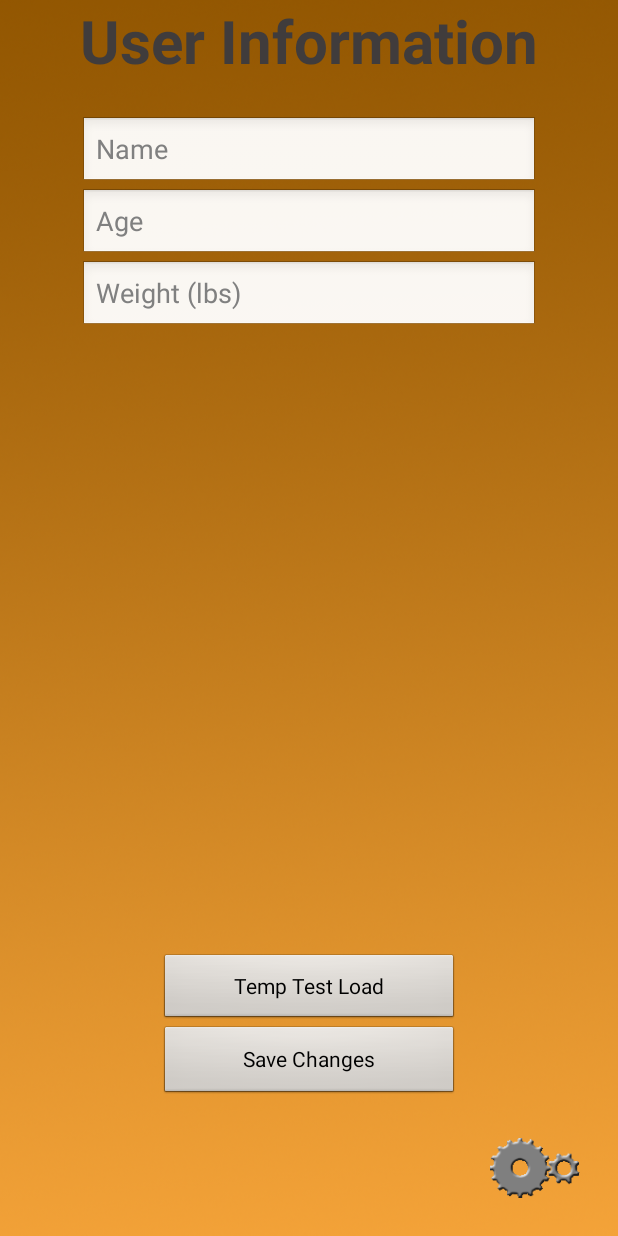
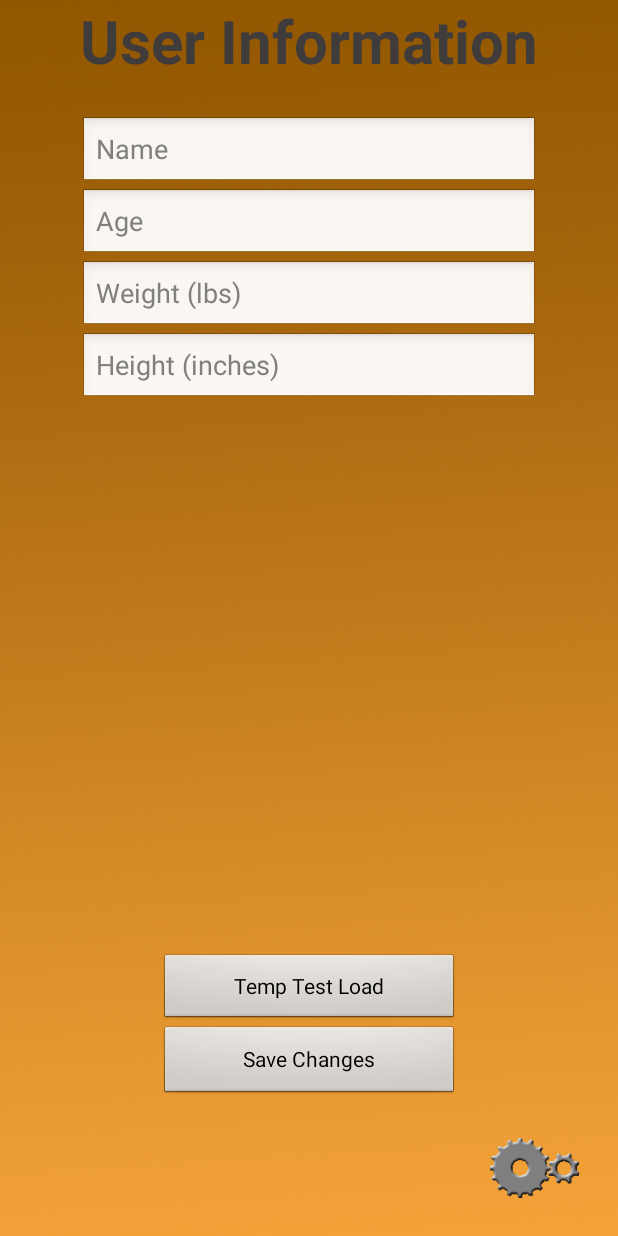
Before and after one commit to DennyScott/HealthTrack, an Android app: the GoalsUserInfo screen opened directly, with no data from a screen before it, after a tap on "Save Changes", on a phone screen of 412 x 824 dp. Run offline under Robolectric (Android 15) with nearby library versions, the light colour scheme and no system bars.

Commit message:
Added height to user info submission Added bmi and optimal heart rate calculators

```diff
--- a/app/src/main/java/club/glamajestic/healthtrack/GoalsUserInfo.java
+++ b/app/src/main/java/club/glamajestic/healthtrack/GoalsUserInfo.java
@@ -97,6 +97,11 @@ public class GoalsUserInfo extends Activity implements View.OnClickListener {
             editText = (EditText)findViewById(R.id.weightTextEntry);
             message = ", " + editText.getText().toString();
             fileOutputStream.write(message.getBytes());
+            editText.setText("");
+
+            editText = (EditText)findViewById(R.id.heightTextEntry);
+            message = ", " + editText.getText().toString();
+            fileOutputStream.write(message.getBytes());
 
             fileOutputStream.close();
             editText.setText("");
--- a/app/src/main/res/layout-normal/goals_user_info.xml
+++ b/app/src/main/res/layout-normal/goals_user_info.xml
@@ -80,15 +80,27 @@
         android:layout_alignRight="@+id/title"
         android:layout_alignEnd="@+id/title" />
 
+    <EditText
+        android:layout_width="wrap_content"
+        android:layout_height="wrap_content"
+        android:inputType="number"
+        android:hint="@string/height_submission_hint"
+        android:ems="10"
+        android:id="@+id/heightTextEntry"
+        android:layout_below="@+id/weightTextEntry"
+        android:layout_alignLeft="@+id/weightTextEntry"
+        android:layout_alignStart="@+id/weightTextEntry"
+        android:layout_alignRight="@+id/weightTextEntry"
+        android:layout_alignEnd="@+id/weightTextEntry" />
+
     <TextView
         android:layout_width="match_parent"
         android:layout_height="wrap_content"
         android:textAppearance="?android:attr/textAppearanceMedium"
         android:id="@+id/textView"
-        android:layout_marginTop="36dp"
-        android:layout_below="@+id/weightTextEntry"
-        android:layout_alignLeft="@+id/weightTextEntry"
-        android:layout_alignStart="@+id/weightTextEntry" />
+        android:layout_centerVertical="true"
+        android:layout_alignParentRight="true"
+        android:layout_alignParentEnd="true" />
 
     <Button
         android:layout_width="wrap_content"
--- a/app/src/main/res/values/strings.xml
+++ b/app/src/main/res/values/strings.xml
@@ -23,6 +23,7 @@
     <string name="name_submission_hint">Name</string>
     <string name="age_submission_hint">Age</string>
     <string name="weight_submission_hint">Weight (lbs)</string>
+    <string name="height_submission_hint">Height (inches)</string>
     <string name="weight_goal_hint">Target Weight (lbs)</string>
     <string name="weeks_goal_hint">Target Number of Weeks</string>
 
```
Also changed, not shown: app/src/main/java/business/BMI.java (added, +31 -0 lines).
